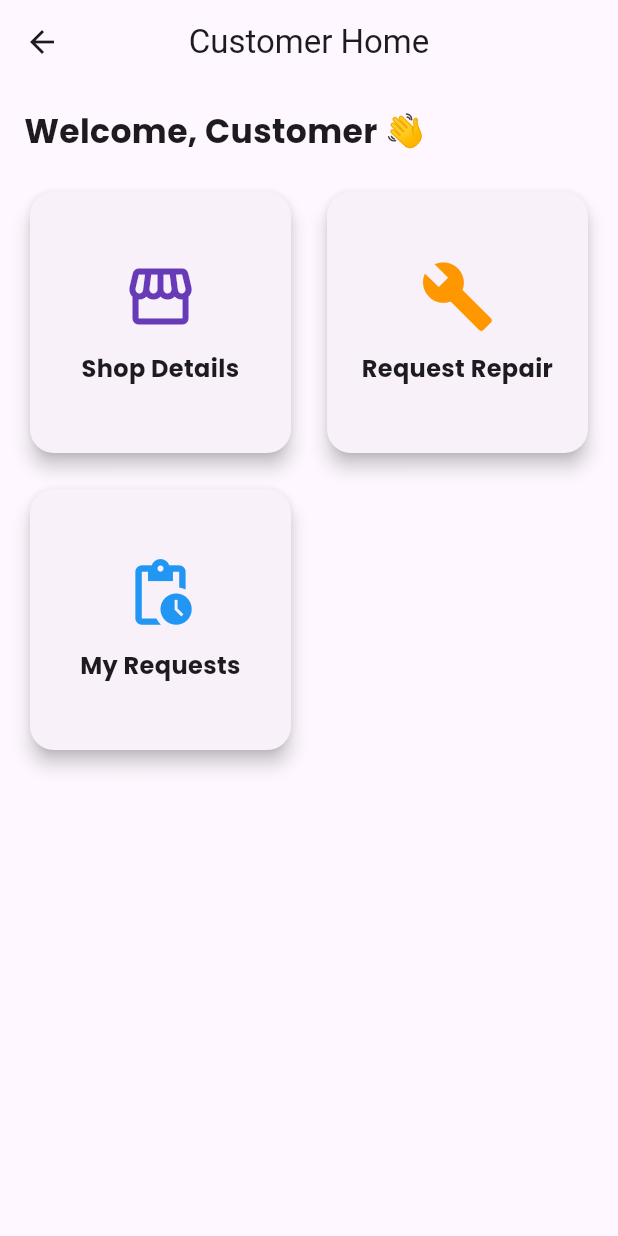
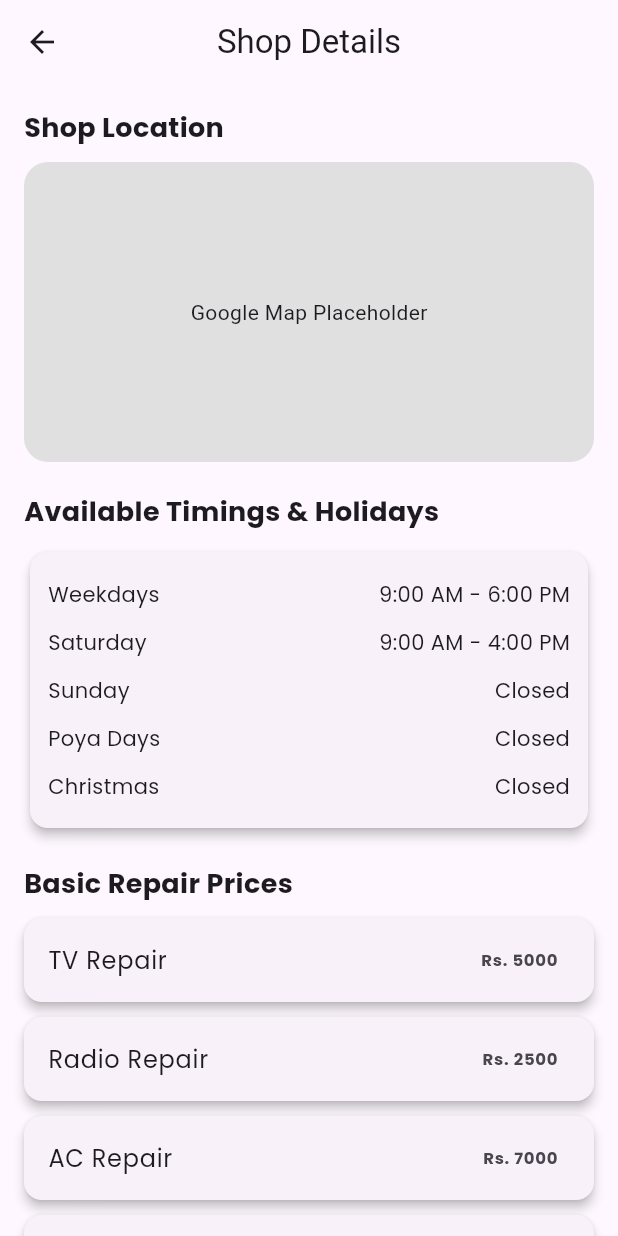
Before and after one commit to namal1230/Smart-Tv-Shop-AMD-, a Flutter app: the CustomerHome screen opened directly, after a tap on "Shop Details", on a phone screen of 412 x 824 dp. Run offline on Flutter 3.47's test engine with Material 3 defaults, Android fonts, the phone set to English and light mode, and no system bars; our stand-ins replace animate_do, awesome_dialog, flutter_rating_bar, fluttertoast, google_fonts.

Commit message:
complete shop_details_screen ui

```diff
--- a/lib/screens/customer/customer_home.dart
+++ b/lib/screens/customer/customer_home.dart
@@ -1,6 +1,7 @@
 import 'package:flutter/material.dart';
 import 'package:animate_do/animate_do.dart';
 import 'package:google_fonts/google_fonts.dart';
+import 'package:smart_tv_shop/screens/customer/shop_details_screen.dart';
 
 class CustomerHome extends StatelessWidget {
   const CustomerHome({super.key});
@@ -11,7 +12,7 @@ class CustomerHome extends StatelessWidget {
       {
         "title": "Shop Details",
         "icon": Icons.storefront,
-        "route": '/shopDetails',
+        "route": ShopDetailsScreen(),
         "color": Colors.deepPurple,
       },
       {
@@ -66,7 +67,7 @@ class CustomerHome extends StatelessWidget {
                     delay: Duration(milliseconds: 100 * index),
                     child: InkWell(
                       onTap: () {
-                        Navigator.pushNamed(context, feature['route']);
+                        Navigator.push(context, MaterialPageRoute(builder: (context) => feature['route']));
                       },
                       child: Card(
                         elevation: 5,
--- /dev/null
+++ b/lib/screens/customer/shop_details_screen.dart
@@ -0,0 +1,125 @@
+import 'package:flutter/material.dart';
+import 'package:google_fonts/google_fonts.dart';
+
+class ShopDetailsScreen extends StatelessWidget {
+  const ShopDetailsScreen({super.key});
+
+  @override
+  Widget build(BuildContext context) {
+    // Dummy data
+    final Map<String, String> timings = {
+      "Weekdays": "9:00 AM - 6:00 PM",
+      "Saturday": "9:00 AM - 4:00 PM",
+      "Sunday": "Closed",
+      "Poya Days": "Closed",
+      "Christmas": "Closed",
+    };
+
+    final List<Map<String, dynamic>> prices = [
+      {"item": "TV Repair", "amount": 5000},
+      {"item": "Radio Repair", "amount": 2500},
+      {"item": "AC Repair", "amount": 7000},
+      {"item": "Microwave Repair", "amount": 3500},
+    ];
+
+    return Scaffold(
+      appBar: AppBar(
+        title: const Text("Shop Details"),
+        centerTitle: true,
+      ),
+      body: SingleChildScrollView(
+        padding: const EdgeInsets.all(16),
+        child: Column(
+          crossAxisAlignment: CrossAxisAlignment.start,
+          children: [
+
+            /// MAP PLACEHOLDER
+            Text(
+              "Shop Location",
+              style: GoogleFonts.poppins(
+                fontSize: 18,
+                fontWeight: FontWeight.bold,
+              ),
+            ),
+            const SizedBox(height: 10),
+            Container(
+              height: 200,
+              width: double.infinity,
+              decoration: BoxDecoration(
+                borderRadius: BorderRadius.circular(16),
+                color: Colors.grey.shade300,
+              ),
+              child: const Center(
+                child: Text("Google Map Placeholder"),
+              ),
+            ),
+
+            const SizedBox(height: 20),
+
+            /// TIMINGS
+            Text(
+              "Available Timings & Holidays",
+              style: GoogleFonts.poppins(
+                fontSize: 18,
+                fontWeight: FontWeight.bold,
+              ),
+            ),
+            const SizedBox(height: 10),
+            Card(
+              shape: RoundedRectangleBorder(
+                borderRadius: BorderRadius.circular(12),
+              ),
+              elevation: 3,
+              child: Padding(
+                padding: const EdgeInsets.all(12),
+                child: Column(
+                  children: timings.entries.map((e) {
+                    return Padding(
+                      padding: const EdgeInsets.symmetric(vertical: 6),
+                      child: Row(
+                        mainAxisAlignment: MainAxisAlignment.spaceBetween,
+                        children: [
+                          Text(e.key, style: GoogleFonts.poppins()),
+                          Text(e.value, style: GoogleFonts.poppins()),
+                        ],
+                      ),
+                    );
+                  }).toList(),
+                ),
+              ),
+            ),
+
+            const SizedBox(height: 20),
+
+            /// PRICES
+            Text(
+              "Basic Repair Prices",
+              style: GoogleFonts.poppins(
+                fontSize: 18,
+                fontWeight: FontWeight.bold,
+              ),
+            ),
+            const SizedBox(height: 10),
+            Column(
+              children: prices.map((p) {
+                return Card(
+                  shape: RoundedRectangleBorder(
+                    borderRadius: BorderRadius.circular(12),
+                  ),
+                  elevation: 3,
+                  margin: const EdgeInsets.only(bottom: 10),
+                  child: ListTile(
+                    title: Text(p["item"], style: GoogleFonts.poppins()),
+                    trailing: Text("Rs. ${p["amount"]}",
+                        style: GoogleFonts.poppins(
+                            fontWeight: FontWeight.bold)),
+                  ),
+                );
+              }).toList(),
+            ),
+          ],
+        ),
+      ),
+    );
+  }
+}
```
